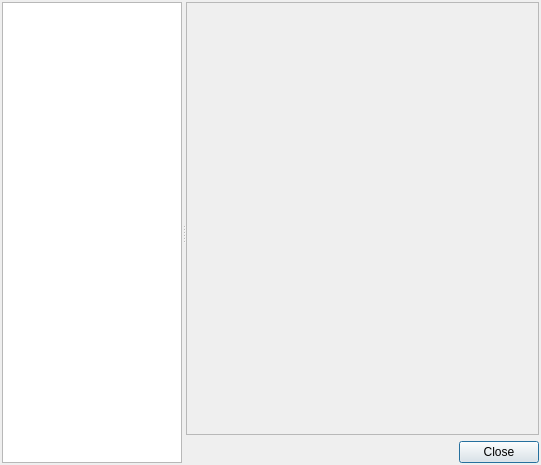
Qt form gui/configdialog.ui (rafaelmartins/rst2pdf) before a commit.
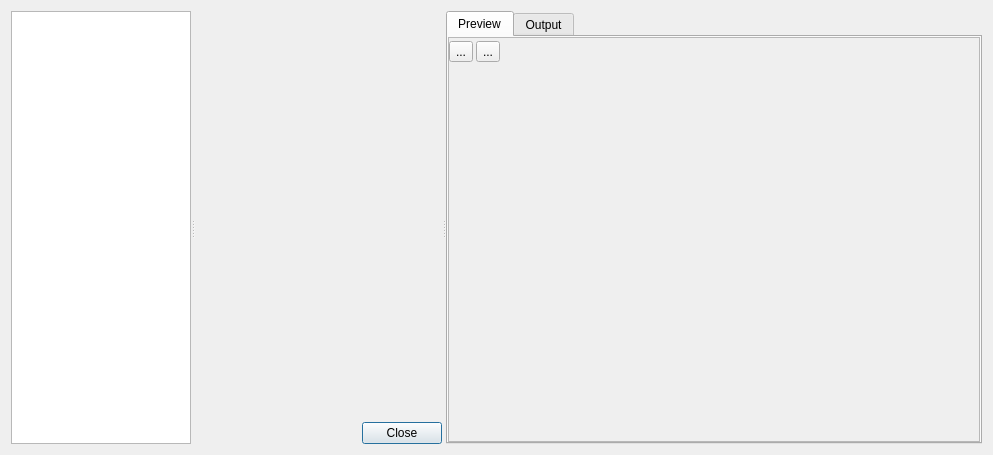
The same form after that commit. Icons and pictures are not drawn.

```diff
--- a/gui/configdialog.ui
+++ b/gui/configdialog.ui
@@ -6,8 +6,8 @@
    <rect>
     <x>0</x>
     <y>0</y>
-    <width>541</width>
-    <height>465</height>
+    <width>993</width>
+    <height>455</height>
    </rect>
   </property>
   <property name="windowTitle">
@@ -17,10 +17,7 @@
    <iconset resource="icons.qrc">
     <normaloff>:/icons/kaddressbook.svg</normaloff>:/icons/kaddressbook.svg</iconset>
   </property>
-  <layout class="QVBoxLayout" name="verticalLayout_2">
-   <property name="margin">
-    <number>2</number>
-   </property>
+  <layout class="QVBoxLayout" name="verticalLayout_6">
    <item>
     <widget class="QSplitter" name="splitter">
      <property name="orientation">
@@ -50,6 +47,9 @@
            <verstretch>0</verstretch>
           </sizepolicy>
          </property>
+         <property name="frameShape">
+          <enum>QFrame::NoFrame</enum>
+         </property>
          <property name="widgetResizable">
           <bool>true</bool>
          </property>
@@ -58,8 +58,8 @@
            <rect>
             <x>0</x>
             <y>0</y>
-            <width>345</width>
-            <height>419</height>
+            <width>241</width>
+            <height>399</height>
            </rect>
           </property>
           <layout class="QVBoxLayout" name="verticalLayout_3">
@@ -99,6 +99,133 @@
        </item>
       </layout>
      </widget>
+     <widget class="QTabWidget" name="tabWidget">
+      <property name="currentIndex">
+       <number>0</number>
+      </property>
+      <widget class="QWidget" name="tab">
+       <attribute name="title">
+        <string>Preview</string>
+       </attribute>
+       <layout class="QVBoxLayout" name="verticalLayout_2">
+        <property name="margin">
+         <number>0</number>
+        </property>
+        <item>
+         <widget class="QScrollArea" name="scrollArea">
+          <property name="widgetResizable">
+           <bool>true</bool>
+          </property>
+          <widget class="QWidget" name="scrollAreaWidgetContents_2">
+           <property name="geometry">
+            <rect>
+             <x>0</x>
+             <y>0</y>
+             <width>532</width>
+             <height>405</height>
+            </rect>
+           </property>
+           <layout class="QVBoxLayout" name="verticalLayout_4">
+            <property name="spacing">
+             <number>3</number>
+            </property>
+            <property name="leftMargin">
+             <number>0</number>
+            </property>
+            <property name="topMargin">
+             <number>3</number>
+            </property>
+            <property name="rightMargin">
+             <number>0</number>
+            </property>
+            <item>
+             <layout class="QHBoxLayout" name="horizontalLayout_4">
+              <item>
+               <widget class="QToolButton" name="zoomin">
+                <property name="text">
+                 <string>...</string>
+                </property>
+                <property name="icon">
+                 <iconset resource="icons.qrc">
+                  <normaloff>:/icons/viewmag+.svg</normaloff>:/icons/viewmag+.svg</iconset>
+                </property>
+               </widget>
+              </item>
+              <item>
+               <widget class="QToolButton" name="zoomout">
+                <property name="text">
+                 <string>...</string>
+                </property>
+                <property name="icon">
+                 <iconset resource="icons.qrc">
+                  <normaloff>:/icons/viewmag-.svg</normaloff>:/icons/viewmag-.svg</iconset>
+                </property>
+               </widget>
+              </item>
+              <item>
+               <spacer name="horizontalSpacer_2">
+                <property name="orientation">
+                 <enum>Qt::Horizontal</enum>
+                </property>
+                <property name="sizeHint" stdset="0">
+                 <size>
+                  <width>40</width>
+                  <height>20</height>
+                 </size>
+                </property>
+               </spacer>
+              </item>
+             </layout>
+            </item>
+            <item>
+             <widget class="QLabel" name="preview">
+              <property name="sizePolicy">
+               <sizepolicy hsizetype="Expanding" vsizetype="Expanding">
+                <horstretch>0</horstretch>
+                <verstretch>0</verstretch>
+               </sizepolicy>
+              </property>
+              <property name="frameShape">
+               <enum>QFrame::NoFrame</enum>
+              </property>
+              <property name="text">
+               <string/>
+              </property>
+             </widget>
+            </item>
+            <item>
+             <spacer name="verticalSpacer">
+              <property name="orientation">
+               <enum>Qt::Vertical</enum>
+              </property>
+              <property name="sizeHint" stdset="0">
+               <size>
+                <width>20</width>
+                <height>40</height>
+               </size>
+              </property>
+             </spacer>
+            </item>
+           </layout>
+          </widget>
+         </widget>
+        </item>
+       </layout>
+      </widget>
+      <widget class="QWidget" name="tab_2">
+       <attribute name="title">
+        <string>Output</string>
+       </attribute>
+       <layout class="QVBoxLayout" name="verticalLayout_5">
+        <property name="margin">
+         <number>0</number>
+        </property>
+        <item>
+         <widget class="QTextBrowser" name="snippet"/>
+        </item>
+       </layout>
+      </widget>
+     </widget>
     </widget>
    </item>
   </layout>
```
